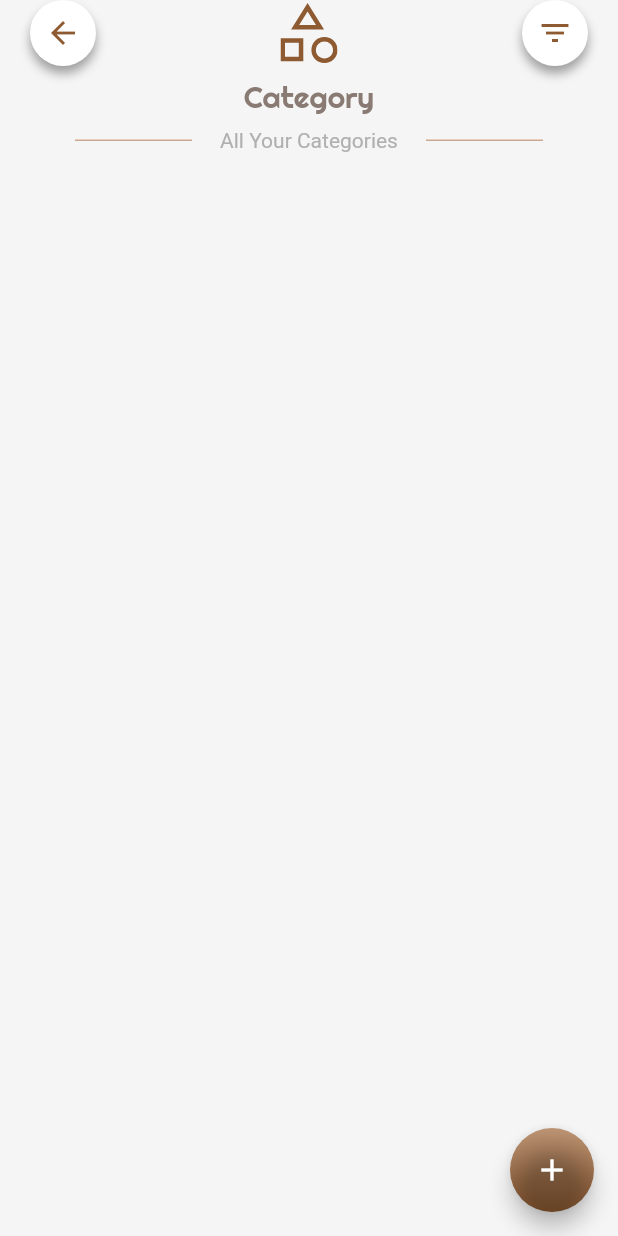
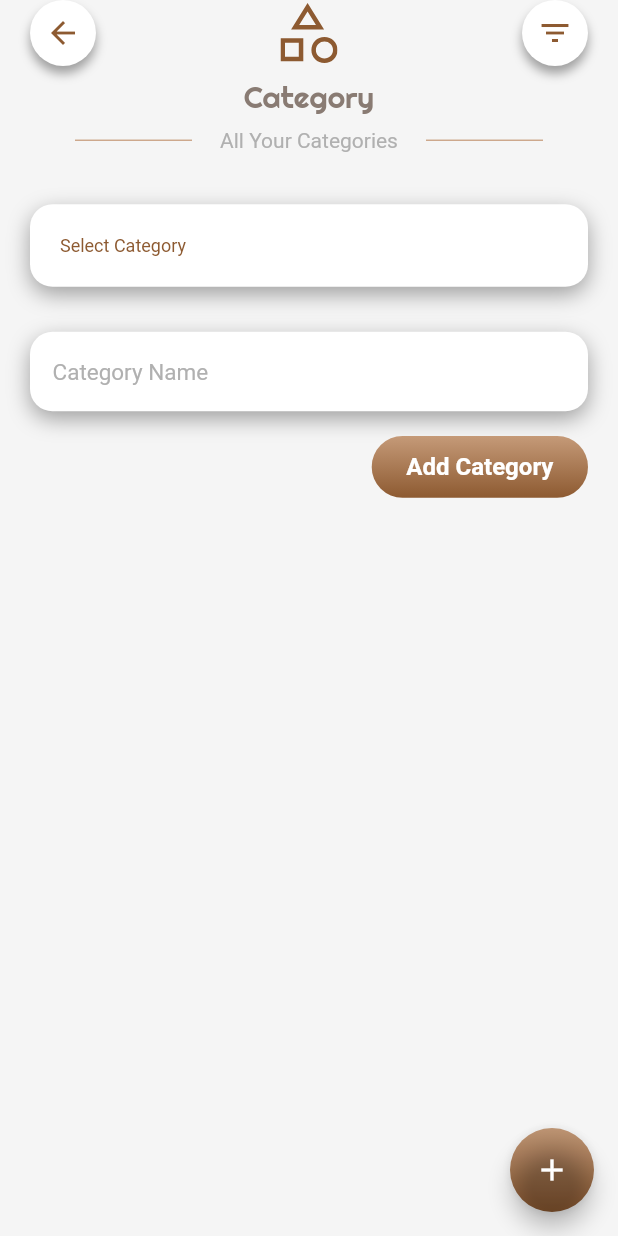
Before and after one commit to SufyanSajid/anees_casting, a Flutter app: the CategoryScreen screen opened by its route, after a tap on the "add" icon, on a phone screen of 412 x 824 dp. Run offline on Flutter 3.47's test engine with Material 2 defaults, Android fonts, the phone set to English and light mode, and no system bars; our stand-ins replace cloud_firestore, firebase_core, flutter_svg, google_fonts; accounts and stored records are empty; network calls fail; Roboto replaces fonts that are missing (Ubuntu).

Commit message:
master commit

```diff
--- a/lib/Models/category.dart
+++ b/lib/Models/category.dart
@@ -1,8 +1,5 @@
-import 'dart:convert';
-
 import 'package:cloud_firestore/cloud_firestore.dart';
 import 'package:flutter/material.dart';
-import 'package:uuid/uuid.dart';
 
 FirebaseFirestore db = FirebaseFirestore.instance;
 
@@ -15,45 +12,66 @@ class Category {
     required this.parentId,
     required this.title,
   });
-
-  Map<String, dynamic> toMap() {
-    final result = <String, dynamic>{};
-
-    result.addAll({'id': id});
-    result.addAll({'title': title});
-    result.addAll({'parentId': parentId});
-
-    return result;
-  }
-
-  factory Category.fromMap(Map<String, dynamic> map) {
-    return Category(
-      id: map['id']?.toInt() ?? 0,
-      title: map['title'] ?? '',
-      parentId: map['parentId'] ?? '',
-    );
-  }
-
-  String toJson() => json.encode(toMap());
-
-  factory Category.fromJson(String source) =>
-      Category.fromMap(json.decode(source));
 }
 
 class Categories with ChangeNotifier {
-  final List<Category> _categories = [];
+  List<Category> _categories = [];
+  List<Category> _parentCategories = [];
+  List<Category> _childCategories = [];
 
   List<Category> get categories {
     return [..._categories];
   }
 
-  uploadCatagory(String parentId, String title) async {
+  List<Category> get parentCategories {
+    return [..._parentCategories];
+  }
+
+  List<Category> get childCategories {
+    return [..._childCategories];
+  }
+
+  Future<void> uploadCatagory(String parentId, String title) async {
     try {
       await db
           .collection("categories")
           .add({"title": title, "parentId": parentId});
     } catch (e) {
-      print('sufyan');
+      print(e.toString());
+    }
+  }
+
+  fetchAndUpdateCategoris() async {
+    try {
+      QuerySnapshot<Map<String, dynamic>> catSnap =
+          await db.collection("categories").get();
+
+      List<QueryDocumentSnapshot<Map<String, dynamic>>> docs = catSnap.docs;
+      List<Category> categories = [];
+      List<Category> parentCategories = [];
+      List<Category> childCategories = [];
+
+      for (var i = 0; i < docs.length; i++) {
+        var doc = docs[i];
+        categories.add(Category(
+            id: doc.id,
+            parentId: doc.data()["parentId"],
+            title: doc.data()["title"]));
+      }
+      // seprate parents and childs
+      for (var cat in categories) {
+        cat.parentId == ""
+            ? parentCategories.add(cat)
+            : childCategories.add(cat);
+      }
+
+      _categories = categories;
+      _parentCategories = parentCategories;
+      _childCategories = childCategories;
+
+      notifyListeners();
+    } catch (e) {
+      print(e.toString());
     }
   }
 }
--- a/lib/Screen/Admin/category.dart
+++ b/lib/Screen/Admin/category.dart
@@ -8,16 +8,53 @@ import 'package:google_fonts/google_fonts.dart';
 import 'package:provider/provider.dart';
 
 import '../../Widget/appbar.dart';
+import '../../contant.dart';
 
-class CategoryScreen extends StatelessWidget {
+class CategoryScreen extends StatefulWidget {
   static const routeName = '/categoryScreen';
   CategoryScreen({Key? key}) : super(key: key);
+
+  @override
+  State<CategoryScreen> createState() => _CategoryScreenState();
+}
+
+class _CategoryScreenState extends State<CategoryScreen> {
   final _nameController = TextEditingController();
+
   String? parentId;
+  bool isUpLoadingCat = false;
+
+  addCategory(BuildContext context, String parentId, String title) async {
+    var provider = Provider.of<Categories>(context, listen: false);
+    if (title.isNotEmpty) {
+      await Provider.of<Categories>(context, listen: false)
+          .uploadCatagory(parentId, title);
+      provider.fetchAndUpdateCategoris();
+    }
+
+    _nameController.text = "";
+    setState(() {
+      isUpLoadingCat = false;
+    });
+  }
+
+  bool isFirst = true;
+  @override
+  void didChangeDependencies() {
+    // TODO: implement didChangeDependencies
+    if (isFirst) {
+      isFirst = false;
+      Provider.of<Categories>(context, listen: false).fetchAndUpdateCategoris();
+    }
+    super.didChangeDependencies();
+  }
 
   @override
   Widget build(BuildContext context) {
-    var categories = Provider.of<Categories>(context, listen: false).categories;
+    var categories = Provider.of<Categories>(context).categories;
+    List<Category> parentCategories =
+        Provider.of<Categories>(context).parentCategories;
+
     return Scaffold(
       backgroundColor: backgroundColor,
       floatingActionButton: Container(
@@ -26,54 +63,11 @@ class CategoryScreen extends StatelessWidget {
         child: FloatingActionButton(
           backgroundColor: Colors.transparent,
           onPressed: () {
-            showBottomSheet(
-                context: context,
-                builder: (ctx) => Container(
-                      padding:
-                          EdgeInsets.symmetric(vertical: 10, horizontal: 15),
-                      height: height(context) * 40,
-                      width: width(context) * 100,
-                      child: Column(
-                        children: [
-                          Text(
-                            'Add New Category',
-                            style: GoogleFonts.righteous(
-                              color: primaryColor,
-                              fontSize: 20,
-                              fontWeight: FontWeight.w600,
-                            ),
-                          ),
-                          SizedBox(
-                            height: height(context) * 4,
-                          ),
-                          CustomAutoComplete(onChange: (Category cat) {
-                            parentId = cat.id;
-                          }),
-                          SizedBox(
-                            height: height(context) * 2,
-                          ),
-                          InputFeild(
-                            hinntText: 'Category Name',
-                            validatior: () {},
-                            inputController: _nameController,
-                          ),
-                          SizedBox(
-                            height: height(context) * 2,
-                          ),
-                          SubmitButton(
-                              height: height(context),
-                              width: width(context),
-                              onTap: () {
-                                Provider.of<Categories>(context, listen: false)
-                                    .uploadCatagory(parentId ?? "",
-                                        _nameController.text.trim());
-                              },
-                              title: 'Add Category')
-                        ],
-                      ),
-                    ));
+            setState(() {
+              isUpLoadingCat = true;
+            });
           },
-          child: Icon(
+          child: const Icon(
             Icons.add,
             color: Colors.white,
           ),
@@ -96,9 +90,42 @@ class CategoryScreen extends StatelessWidget {
               SizedBox(
                 height: height(context) * 3,
               ),
+              if (isUpLoadingCat)
+                Column(
+                  crossAxisAlignment: CrossAxisAlignment.end,
+                  children: [
+                    CustomAutoComplete(
+                        categories: parentCategories,
+                        onChange: (Category val) {
+                          parentId = val.id;
+                        }),
+                    const SizedBox(
+                      height: 30,
+                    ),
+                    InputFeild(
+                      hinntText: 'Category Name',
+                      validatior: () {},
+                      inputController: _nameController,
+                    ),
+                    SizedBox(
+                      height: height(context) * 2,
+                    ),
+                    SubmitButton(
+                        height: height(context),
+                        width: width(context) / 2,
+                        onTap: () async {
+                          addCategory(context, parentId ?? "",
+                              _nameController.text.trim());
+                        },
+                        title: 'Add Category')
+                  ],
+                ),
+              SizedBox(
+                height: 30,
+              ),
               Expanded(
                 child: GridView.builder(
-                  physics: const NeverScrollableScrollPhysics(),
+                  // physics: const NeverScrollableScrollPhysics(),
                   shrinkWrap: true,
                   gridDelegate: const SliverGridDelegateWithFixedCrossAxisCount(
                     crossAxisCount: 2,
@@ -118,7 +145,7 @@ class CategoryScreen extends StatelessWidget {
                               color: primaryColor,
                               style: BorderStyle.solid,
                               width: 1),
-                          boxShadow: [
+                          boxShadow: const [
                             BoxShadow(
                               color: Colors.grey,
                               offset: Offset(0, 5),
@@ -131,7 +158,7 @@ class CategoryScreen extends StatelessWidget {
                           mainAxisAlignment: MainAxisAlignment.center,
                           children: [
                             Text(
-                              "category label",
+                              categories[index].title,
                               style: GoogleFonts.righteous(
                                 color: headingColor,
                                 fontSize: 20,
--- a/lib/Screen/Admin/product.dart
+++ b/lib/Screen/Admin/product.dart
@@ -8,6 +8,8 @@ import 'package:flutter/material.dart';
 import 'package:google_fonts/google_fonts.dart';
 import 'package:provider/provider.dart';
 
+import '../../Models/category.dart';
+
 class ProductScreen extends StatelessWidget {
   static const routeName = '/productscreen';
   final _productController = TextEditingController();
@@ -16,6 +18,9 @@ class ProductScreen extends StatelessWidget {
   @override
   Widget build(BuildContext context) {
     var products = Provider.of<Products>(context, listen: false).products;
+    List<Category> categories =
+        Provider.of<Categories>(context, listen: false).categories;
+
     return Scaffold(
       backgroundColor: backgroundColor,
       body: SafeArea(
@@ -37,6 +42,7 @@ class ProductScreen extends StatelessWidget {
               ),
               CustomAutoComplete(
                 onChange: () {},
+                categories: categories,
               ),
               SizedBox(
                 height: height(context) * 1,
--- a/lib/Widget/customautocomplete.dart
+++ b/lib/Widget/customautocomplete.dart
@@ -7,9 +7,11 @@ import '../contant.dart';
 class CustomAutoComplete extends StatefulWidget {
   CustomAutoComplete({
     required this.onChange,
+    required this.categories,
   });
 
   Function onChange;
+  List<Category> categories;
 
   @override
   State<CustomAutoComplete> createState() => _CustomAutoCompleteState();
@@ -28,8 +30,6 @@ class _CustomAutoCompleteState extends State<CustomAutoComplete> {
 
   @override
   Widget build(BuildContext context) {
-    List<Category>? categories =
-        Provider.of<Categories>(context, listen: false).categories;
     // TextEditingValue textEditingValue = TextEditingValue(text: widget.town);
 
     var height = MediaQuery.of(context).size.height / 100;
@@ -42,7 +42,7 @@ class _CustomAutoCompleteState extends State<CustomAutoComplete> {
         if (textEditingValue.text == '') {
           return const Iterable<String>.empty();
         }
-        return categories.where((Category option) {
+        return widget.categories.where((Category option) {
           return option.title
               .toLowerCase()
               .contains(textEditingValue.text.toLowerCase());
@@ -60,7 +60,7 @@ class _CustomAutoCompleteState extends State<CustomAutoComplete> {
           decoration: BoxDecoration(
             color: Colors.white,
             borderRadius: BorderRadius.circular(15),
-            boxShadow: [
+            boxShadow: const [
               BoxShadow(
                   color: Colors.grey, offset: Offset(0, 5), blurRadius: 12),
             ],
```
Also changed, not shown: lib/Screen/Admin/addproduct.dart (+15 -16 lines).
